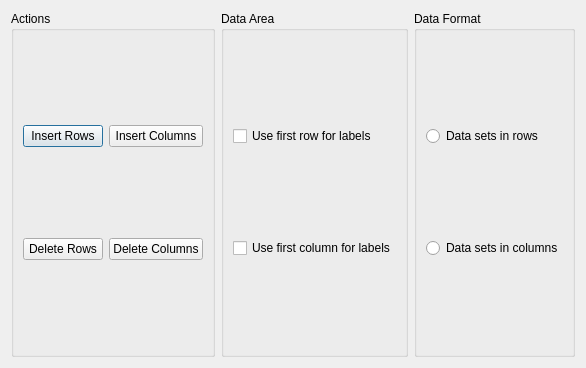
First picture: the form in plugins/chartshape/dialogs/ChartTableEditor.ui, repository KDE/krita, before the edit.
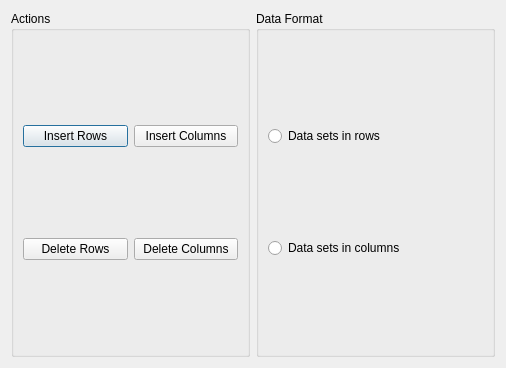
Second picture: the form after the edit.

Commit message: Remove choices "use first row/col as label" from chart table editor. Unchecking this makes no sense as there would be no way anymore to modify labels. If they're *really* not needed, the first row and column can simply be left as is and ignored by the user. This as a nice side-effect makes the chart table editor a bit less wide.

Patch:
```diff
--- a/plugins/chartshape/dialogs/ChartTableEditor.ui
+++ b/plugins/chartshape/dialogs/ChartTableEditor.ui
@@ -6,7 +6,7 @@
    <rect>
     <x>0</x>
     <y>0</y>
-    <width>531</width>
+    <width>506</width>
     <height>368</height>
    </rect>
   </property>
@@ -14,33 +14,10 @@
    <string>Dialog</string>
   </property>
   <layout class="QGridLayout">
-   <item row="1" column="1">
-    <widget class="QGroupBox" name="groupBox">
-     <property name="title">
-      <string>Data Area</string>
-     </property>
-     <layout class="QGridLayout" name="gridLayout">
-      <item row="0" column="1">
-       <widget class="QCheckBox" name="firstRowIsLabel">
-        <property name="text">
-         <string>Use first row for labels</string>
-        </property>
-       </widget>
-      </item>
-      <item row="1" column="1">
-       <widget class="QCheckBox" name="firstColumnIsLabel">
-        <property name="text">
-         <string>Use first column for labels</string>
-        </property>
-       </widget>
-      </item>
-     </layout>
-    </widget>
-   </item>
-   <item row="0" column="0" colspan="3">
+   <item row="0" column="0" colspan="2">
     <layout class="QVBoxLayout" name="tableViewContainer"/>
    </item>
-   <item row="1" column="2">
+   <item row="1" column="1">
     <widget class="QGroupBox" name="groupBox_2">
      <property name="title">
       <string>Data Format</string>
```
The commit also changes 3 other files.
